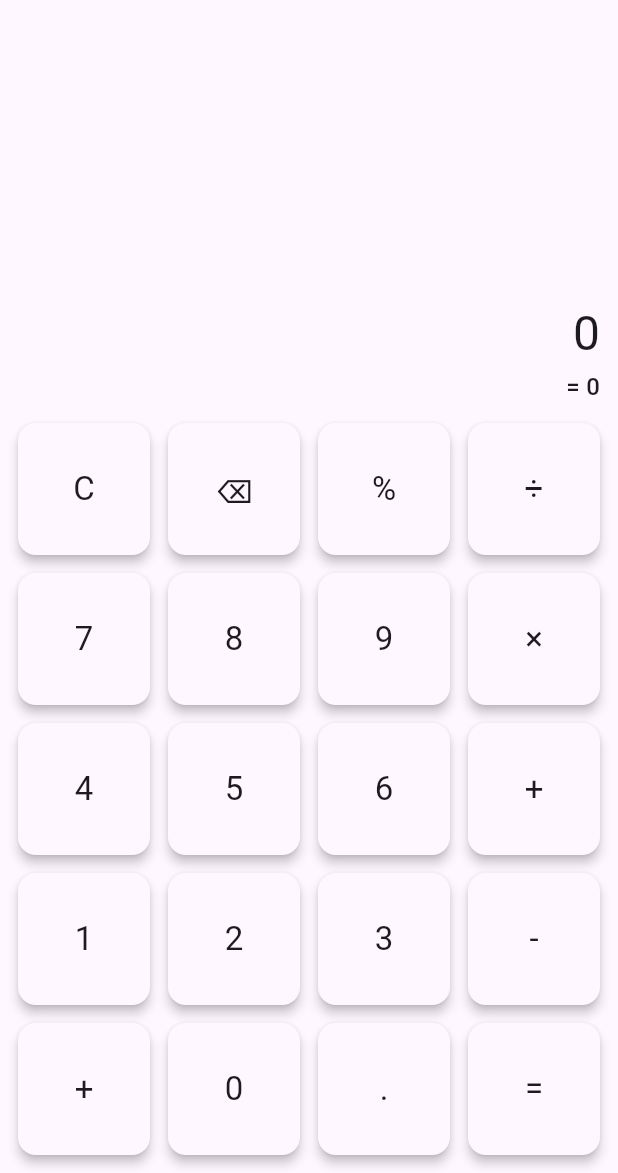
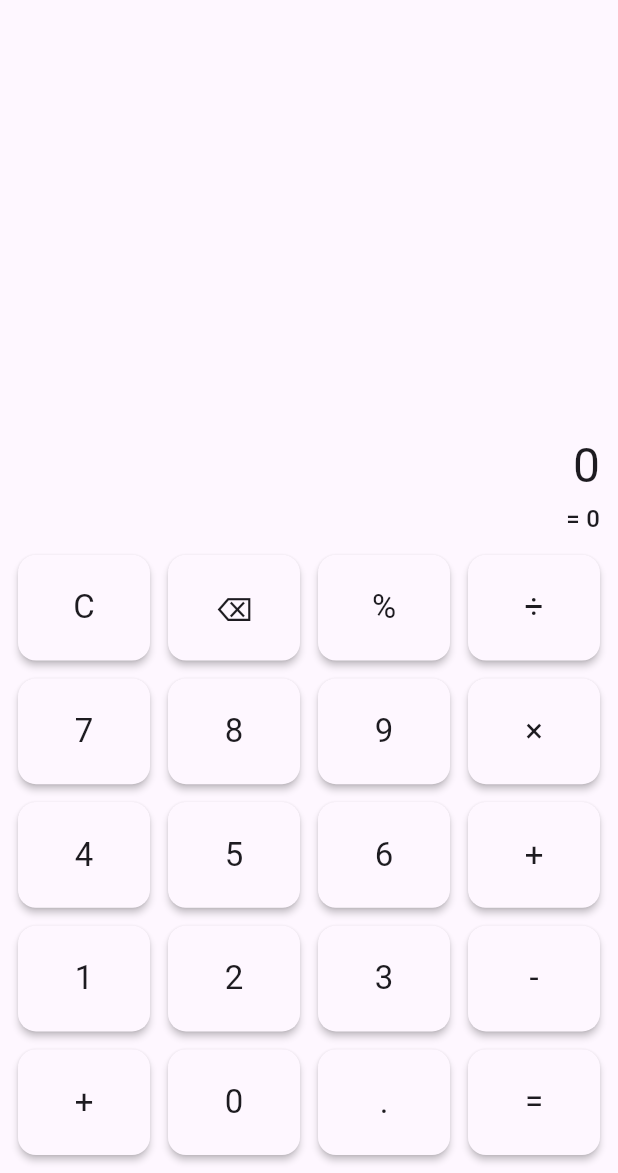
Before and after one commit to ksenia312/calculator, a Flutter app: the screen it shows after launch, on a phone screen of 412 x 824 dp, the part 63-1236 px from its top. Run offline on Flutter 3.47's test engine with Material 2 defaults, Android fonts, the phone set to English and light mode, and no system bars.

Commit message:
feat(uikit): shadow style

```diff
--- a/lib/features/calculator/presentation/calculator_widget.dart
+++ b/lib/features/calculator/presentation/calculator_widget.dart
@@ -45,16 +45,15 @@ class _CalculatorBody extends StatelessWidget {
 
   @override
   Widget build(BuildContext context) {
+    final calculatorValue = CalculatorData.of(context).value;
+    final screenSize = MediaQuery.sizeOf(context);
     return Column(
       mainAxisSize: MainAxisSize.min,
       children: [
         Flexible(
           child: Align(
             alignment: Alignment.bottomRight,
-            child: Builder(
-              builder: (context) {
-                final calculatorValue = CalculatorData.of(context).value;
-                return ListView(
+            child: ListView(
               controller: controller,
               dragStartBehavior: DragStartBehavior.down,
               shrinkWrap: true,
@@ -63,8 +62,6 @@ class _CalculatorBody extends StatelessWidget {
                 const SizedBox(height: 4),
                 CalculatorResultField(calculatorValue),
               ],
-                );
-              },
             ),
           ),
         ),
@@ -76,6 +73,7 @@ class _CalculatorBody extends StatelessWidget {
             crossAxisCount: 4,
             crossAxisSpacing: 12,
             physics: const NeverScrollableScrollPhysics(),
+            childAspectRatio: screenSize.width * 2.5 / screenSize.height,
             mainAxisSpacing: 12,
             children: [
               CalculatorButtons.cancel,
--- a/lib/uikit/custom_button.dart
+++ b/lib/uikit/custom_button.dart
@@ -13,7 +13,7 @@ class CustomButton extends StatelessWidget {
   @override
   Widget build(BuildContext context) {
     return Material(
-      elevation: 3,
+      elevation: 2,
       shape: RoundedRectangleBorder(borderRadius: BorderRadius.circular(12)),
       clipBehavior: Clip.antiAlias,
       child: Ink(
```
Lines whose indentation alone changed are shown as unchanged.
